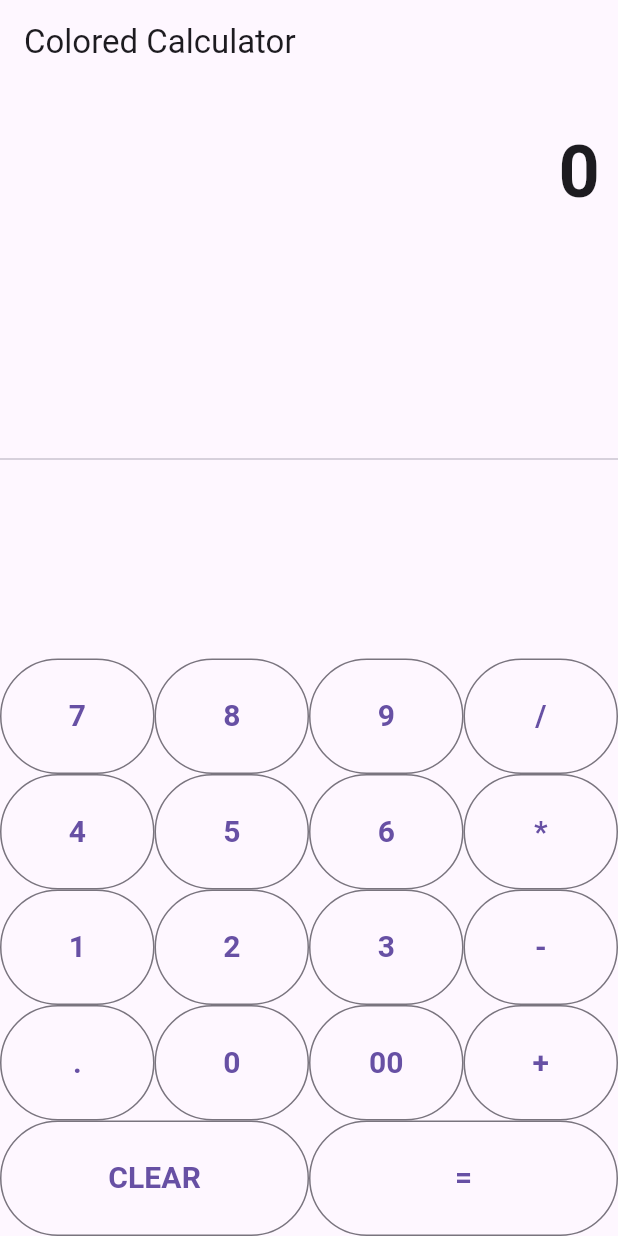
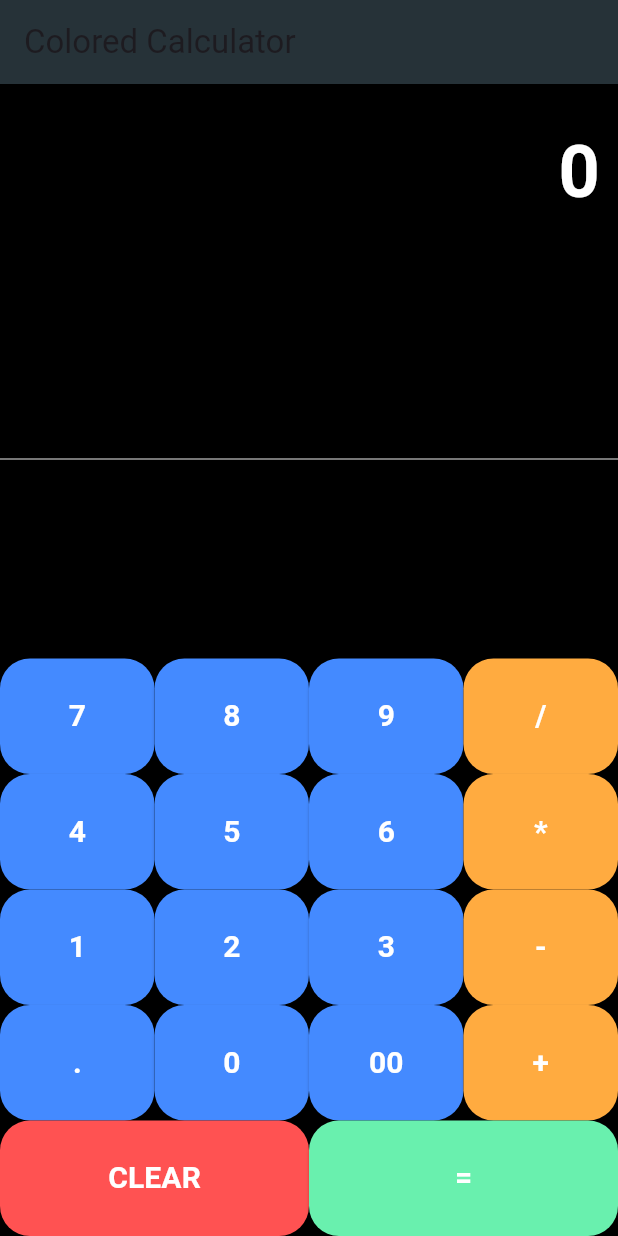
Before and after one commit to hiwa2000/calculator2025, a Flutter app: the screen it shows after launch, on a phone screen of 412 x 824 dp. Run offline on Flutter 3.47's test engine with Material 3 defaults, Android fonts, the phone set to English and light mode, and no system bars.

Commit message:
colourful

```diff
--- a/lib/main.dart
+++ b/lib/main.dart
@@ -8,7 +8,7 @@ class ColoredCalculator extends StatelessWidget {
   @override
   Widget build(BuildContext context) {
     return MaterialApp(
-      debugShowCheckedModeBanner: false, // Set this to false to remove the debug banner
+      debugShowCheckedModeBanner: false,
       home: CalculatorScreen(),
     );
   }
@@ -72,16 +72,20 @@ class _CalculatorScreenState extends State<CalculatorScreen> {
     });
   }
 
-  Widget buildButton(String buttonText) {
+  Widget buildButton(String buttonText, Color buttonColor) {
     return Expanded(
-      child: OutlinedButton(
-        style: OutlinedButton.styleFrom(
+      child: ElevatedButton(
+        style: ElevatedButton.styleFrom(
           padding: EdgeInsets.all(24.0),
+          backgroundColor: buttonColor,
+          shape: RoundedRectangleBorder(
+            borderRadius: BorderRadius.circular(20.0),
+          ),
         ),
         onPressed: () => buttonPressed(buttonText),
         child: Text(
           buttonText,
-          style: TextStyle(fontSize: 20.0, fontWeight: FontWeight.bold),
+          style: TextStyle(fontSize: 20.0, fontWeight: FontWeight.bold, color: Colors.white),
         ),
       ),
     );
@@ -90,7 +94,11 @@ class _CalculatorScreenState extends State<CalculatorScreen> {
   @override
   Widget build(BuildContext context) {
     return Scaffold(
-      appBar: AppBar(title: Text('Colored Calculator')),
+      backgroundColor: Colors.black,
+      appBar: AppBar(
+        title: Text('Colored Calculator'),
+        backgroundColor: Colors.blueGrey[900],
+      ),
       body: Column(
         children: <Widget>[
           Container(
@@ -98,50 +106,50 @@ class _CalculatorScreenState extends State<CalculatorScreen> {
             padding: EdgeInsets.symmetric(vertical: 24.0, horizontal: 12.0),
             child: Text(
               _output,
-              style: TextStyle(fontSize: 48.0, fontWeight: FontWeight.bold),
+              style: TextStyle(fontSize: 48.0, fontWeight: FontWeight.bold, color: Colors.white),
             ),
           ),
           Expanded(
-            child: Divider(),
+            child: Divider(color: Colors.grey),
           ),
           Column(
             children: <Widget>[
               Row(
                 children: <Widget>[
-                  buildButton("7"),
-                  buildButton("8"),
-                  buildButton("9"),
-                  buildButton("/"),
+                  buildButton("7", Colors.blueAccent),
+                  buildButton("8", Colors.blueAccent),
+                  buildButton("9", Colors.blueAccent),
+                  buildButton("/", Colors.orangeAccent),
                 ],
               ),
               Row(
                 children: <Widget>[
-                  buildButton("4"),
-                  buildButton("5"),
-                  buildButton("6"),
-                  buildButton("*"),
+                  buildButton("4", Colors.blueAccent),
+                  buildButton("5", Colors.blueAccent),
+                  buildButton("6", Colors.blueAccent),
+                  buildButton("*", Colors.orangeAccent),
                 ],
               ),
               Row(
                 children: <Widget>[
-                  buildButton("1"),
-                  buildButton("2"),
-                  buildButton("3"),
-                  buildButton("-"),
+                  buildButton("1", Colors.blueAccent),
+                  buildButton("2", Colors.blueAccent),
+                  buildButton("3", Colors.blueAccent),
+                  buildButton("-", Colors.orangeAccent),
                 ],
               ),
               Row(
                 children: <Widget>[
-                  buildButton("."),
-                  buildButton("0"),
-                  buildButton("00"),
-                  buildButton("+"),
+                  buildButton(".", Colors.blueAccent),
+                  buildButton("0", Colors.blueAccent),
+                  buildButton("00", Colors.blueAccent),
+                  buildButton("+", Colors.orangeAccent),
                 ],
               ),
               Row(
                 children: <Widget>[
-                  buildButton("CLEAR"),
-                  buildButton("="),
+                  buildButton("CLEAR", Colors.redAccent),
+                  buildButton("=", Colors.greenAccent),
                 ],
               ),
             ],
```
